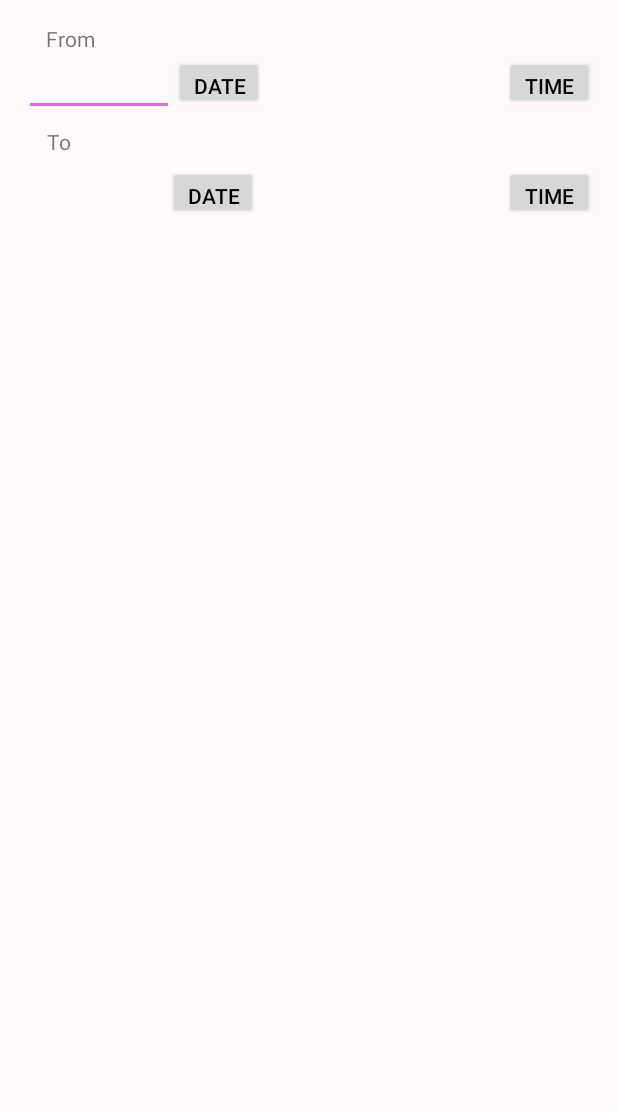
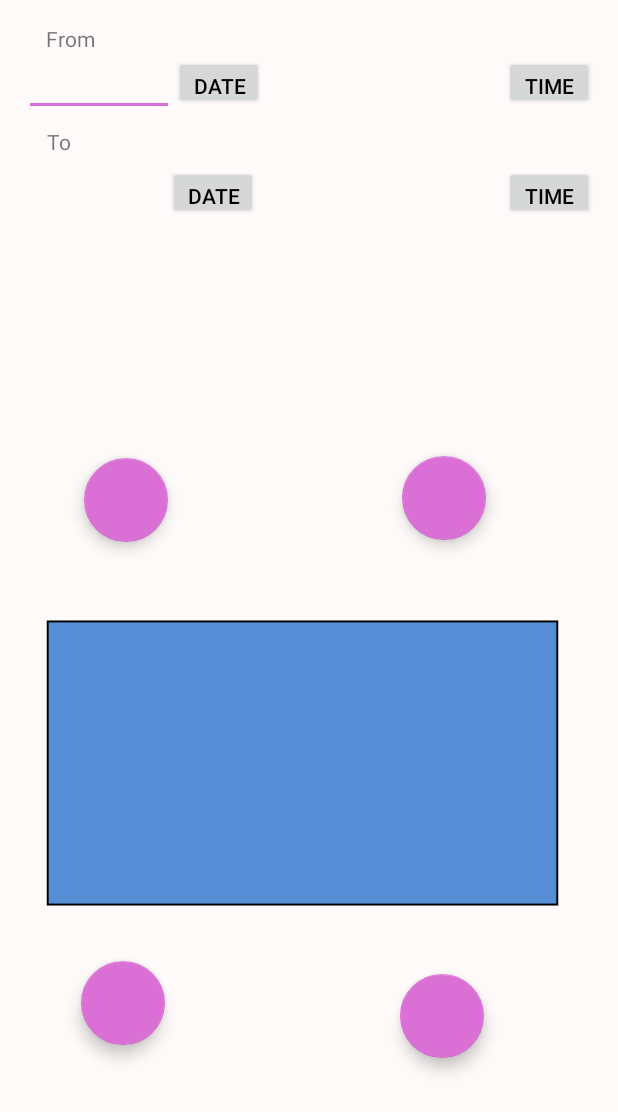
Before and after one commit to Study-Space-Booking/Study_Space_Booking_Android_App, an Android app: the MacBookSeatActivity screen opened directly, with no data from a screen before it, on a phone screen of 412 x 824 dp. Shown: the top 1112 px of the screen. Run offline under Robolectric (Android 15) with nearby library versions, the phone set to English and light mode, and no system bars.

Commit message:
Yet to finish book seat activity

```diff
--- a/app/src/main/AndroidManifest.xml
+++ b/app/src/main/AndroidManifest.xml
@@ -21,10 +21,10 @@
             android:name=".Features.Register.Activity.RegisterActivity"
             android:label="Register" />
         <activity
-            android:name=".Features.BookSeat.MacBookSeatActivity"
+            android:name=".Features.BookSeat.Activity.MacBookSeatActivity"
             android:label="Mac Commons Book" />
         <activity
-            android:name=".Features.BookSeat.PCBookSeatActivity"
+            android:name=".Features.BookSeat.Activity.PCBookSeatActivity"
             android:label="PC Commons Book" />
         <activity android:name=".MainActivity">
             <intent-filter>
--- a/app/src/main/java/com/placeholder/study_space_booking_android_app/Features/BookSeat/MacBookSeatActivity.java
+++ b/app/src/main/java/com/placeholder/study_space_booking_android_app/Features/BookSeat/Activity/MacBookSeatActivity.java
@@ -1,4 +1,4 @@
-package com.placeholder.study_space_booking_android_app.Features.BookSeat;
+package com.placeholder.study_space_booking_android_app.Features.BookSeat.Activity;
 import android.app.DatePickerDialog;
 import android.app.TimePickerDialog;
 import android.os.Bundle;
--- a/app/src/main/java/com/placeholder/study_space_booking_android_app/Features/BookSeat/PCBookSeatActivity.java
+++ b/app/src/main/java/com/placeholder/study_space_booking_android_app/Features/BookSeat/Activity/PCBookSeatActivity.java
@@ -1,4 +1,4 @@
-package com.placeholder.study_space_booking_android_app.Features.BookSeat;
+package com.placeholder.study_space_booking_android_app.Features.BookSeat.Activity;
 import android.app.DatePickerDialog;
 import android.app.TimePickerDialog;
 import android.os.Bundle;
--- /dev/null
+++ b/app/src/main/java/com/placeholder/study_space_booking_android_app/Features/BookSeat/Logic/Repository/BookSeatRepository.java
@@ -0,0 +1,7 @@
+package com.placeholder.study_space_booking_android_app.Features.BookSeat.Logic.Repository;
+
+import com.placeholder.study_space_booking_android_app.Core.Beans.Result;
+
+public interface BookSeatRepository {
+    public Result
+}
--- a/app/src/main/java/com/placeholder/study_space_booking_android_app/Features/Place/Activity/PlaceFragment.java
+++ b/app/src/main/java/com/placeholder/study_space_booking_android_app/Features/Place/Activity/PlaceFragment.java
@@ -2,7 +2,6 @@ package com.placeholder.study_space_booking_android_app.Features.Place.Activity;
 
 import android.content.Intent;
 import android.os.Bundle;
-import android.util.Log;
 import android.view.LayoutInflater;
 import android.view.View;
 import android.view.View.OnClickListener;
@@ -11,8 +10,8 @@ import android.widget.ImageButton;
 
 import androidx.fragment.app.Fragment;
 
-import com.placeholder.study_space_booking_android_app.Features.BookSeat.MacBookSeatActivity;
-import com.placeholder.study_space_booking_android_app.Features.BookSeat.PCBookSeatActivity;
+import com.placeholder.study_space_booking_android_app.Features.BookSeat.Activity.MacBookSeatActivity;
+import com.placeholder.study_space_booking_android_app.Features.BookSeat.Activity.PCBookSeatActivity;
 import com.placeholder.study_space_booking_android_app.R;
 
 
--- a/app/src/main/java/com/placeholder/study_space_booking_android_app/MainActivity.java
+++ b/app/src/main/java/com/placeholder/study_space_booking_android_app/MainActivity.java
@@ -34,6 +34,4 @@ public class MainActivity extends AppCompatActivity {
                 }
         );
     }
-
-
 }
--- a/app/src/main/res/layout/activity_macbookseat.xml
+++ b/app/src/main/res/layout/activity_macbookseat.xml
@@ -9,7 +9,7 @@
     android:paddingRight="@dimen/activity_horizontal_margin"
     android:paddingTop="@dimen/activity_vertical_margin"
     android:paddingBottom="@dimen/activity_vertical_margin"
-    tools:context=".Features.BookSeat.MacBookSeatActivity">
+    tools:context=".Features.BookSeat.Activity.MacBookSeatActivity">
 
     <EditText
         android:id="@+id/in_date"
@@ -143,4 +143,76 @@
         app:layout_constraintStart_toStartOf="parent"
         app:layout_constraintTop_toTopOf="parent"
         app:layout_constraintVertical_bias="0.089" />
+
+
+    <ImageView
+        android:id="@+id/tablemac"
+        android:layout_width="370dp"
+        android:layout_height="401dp"
+        app:layout_constraintBottom_toBottomOf="parent"
+        app:layout_constraintEnd_toEndOf="parent"
+        app:layout_constraintHorizontal_bias="0.048"
+        app:layout_constraintStart_toStartOf="parent"
+        app:layout_constraintTop_toTopOf="parent"
+        app:layout_constraintVertical_bias="0.748"
+        app:srcCompat="@drawable/table" />
+
+    <com.google.android.material.floatingactionbutton.FloatingActionButton
+        android:id="@+id/floating_action_button1"
+        android:layout_width="wrap_content"
+        android:layout_height="wrap_content"
+        android:layout_gravity="bottom|right"
+        android:layout_margin="16dp"
+        android:layout_marginStart="32dp"
+        app:layout_constraintBottom_toBottomOf="parent"
+        app:layout_constraintEnd_toStartOf="@+id/floating_action_button2"
+        app:layout_constraintHorizontal_bias="0.146"
+        app:layout_constraintStart_toStartOf="parent"
+        app:layout_constraintTop_toTopOf="parent"
+        app:layout_constraintVertical_bias="0.388" />
+
+    <com.google.android.material.floatingactionbutton.FloatingActionButton
+        android:id="@+id/floating_action_button3"
+        android:layout_width="wrap_content"
+        android:layout_height="wrap_content"
+        android:layout_gravity="bottom|right"
+        android:layout_margin="16dp"
+        android:layout_marginStart="88dp"
+        android:layout_marginEnd="152dp"
+        app:layout_constraintBottom_toBottomOf="parent"
+        app:layout_constraintEnd_toEndOf="parent"
+        app:layout_constraintEnd_toStartOf="@+id/floating_action_button4"
+        app:layout_constraintHorizontal_bias="0.134"
+        app:layout_constraintStart_toStartOf="parent"
+        app:layout_constraintTop_toTopOf="parent"
+        app:layout_constraintVertical_bias="0.865" />
+
+    <com.google.android.material.floatingactionbutton.FloatingActionButton
+        android:id="@+id/floating_action_button4"
+        android:layout_width="wrap_content"
+        android:layout_height="wrap_content"
+        android:layout_gravity="bottom|right"
+        android:layout_margin="16dp"
+        app:layout_constraintBottom_toBottomOf="parent"
+        app:layout_constraintEnd_toEndOf="parent"
+        app:layout_constraintHorizontal_bias="0.803"
+        app:layout_constraintStart_toEndOf="parent"
+        app:layout_constraintStart_toStartOf="parent"
+        app:layout_constraintTop_toTopOf="parent"
+        app:layout_constraintVertical_bias="0.877" />
+
+    <com.google.android.material.floatingactionbutton.FloatingActionButton
+        android:id="@+id/floating_action_button2"
+        android:layout_width="wrap_content"
+        android:layout_height="wrap_content"
+        android:layout_gravity="bottom|right"
+        android:layout_margin="16dp"
+        app:layout_constraintBottom_toBottomOf="parent"
+        app:layout_constraintEnd_toEndOf="parent"
+        app:layout_constraintHorizontal_bias="0.808"
+        app:layout_constraintStart_toStartOf="parent"
+        app:layout_constraintTop_toTopOf="parent"
+        app:layout_constraintVertical_bias="0.386" />
+
+
 </androidx.constraintlayout.widget.ConstraintLayout>
--- a/app/src/main/res/layout/activity_pcbookseat.xml
+++ b/app/src/main/res/layout/activity_pcbookseat.xml
@@ -9,7 +9,7 @@
     android:paddingRight="@dimen/activity_horizontal_margin"
     android:paddingTop="@dimen/activity_vertical_margin"
     android:paddingBottom="@dimen/activity_vertical_margin"
-    tools:context=".Features.BookSeat.PCBookSeatActivity">
+    tools:context=".Features.BookSeat.Activity.PCBookSeatActivity">
 
     <EditText
         android:id="@+id/in_datepc"
```
Also changed, not shown: app/src/main/res/drawable/table.png (added).
